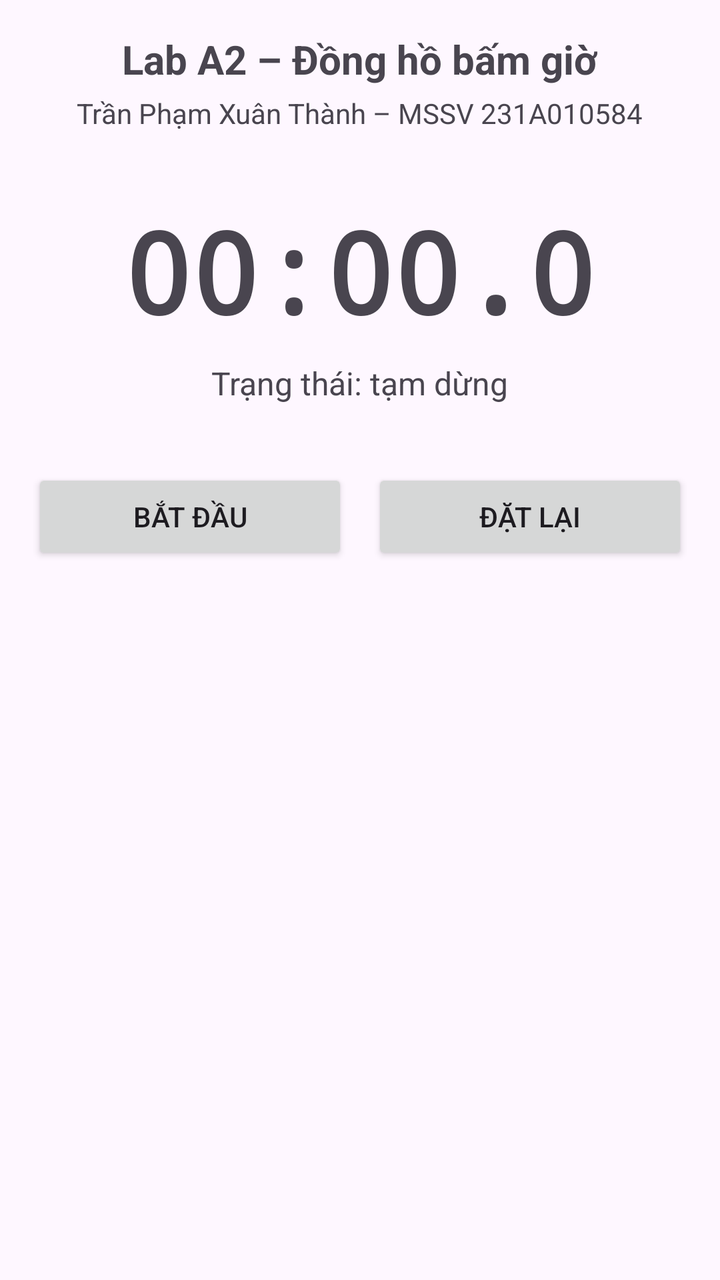
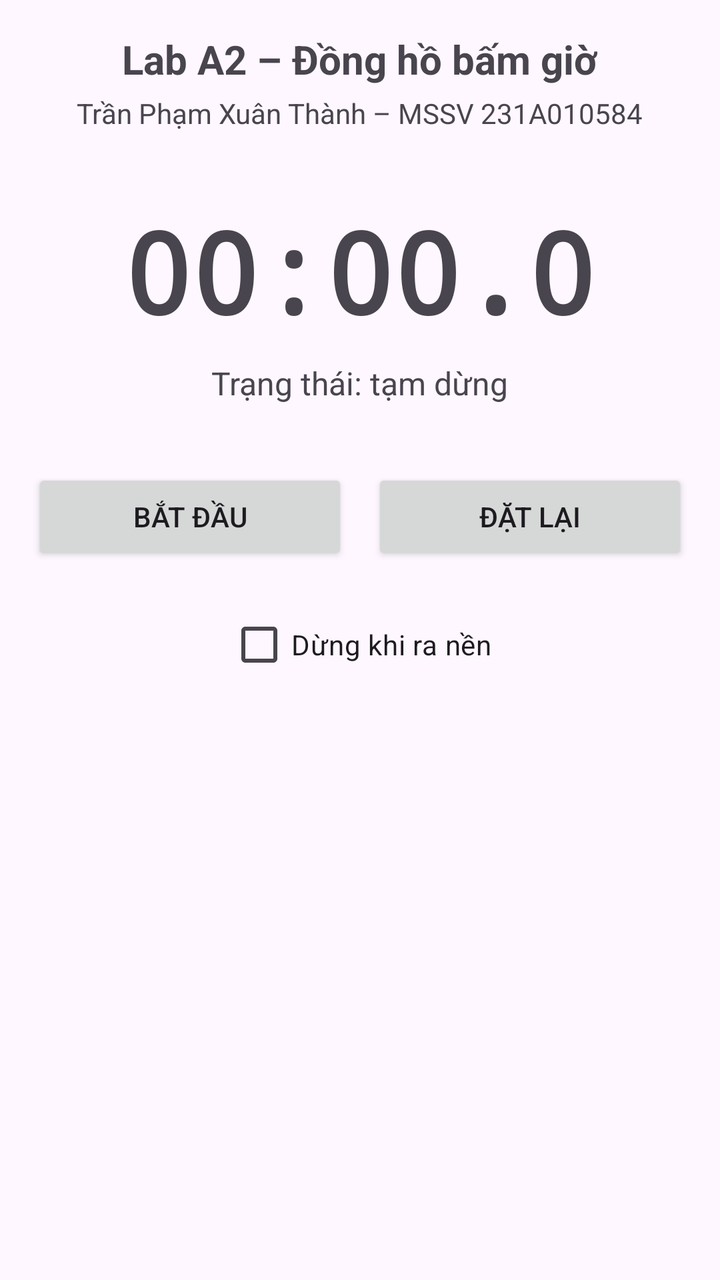

Compare the two renders of this Android layout. The source of the first and the diff that turns it into the second are given below.
<!-- AndroidManifest.xml: application theme Theme.A2_231A010584 -->
<!-- res/layout/activity_main.xml -->
<?xml version="1.0" encoding="utf-8"?>
<LinearLayout xmlns:android="http://schemas.android.com/apk/res/android"
    android:id="@+id/main"
    android:layout_width="match_parent"
    android:layout_height="match_parent"
    android:gravity="center_horizontal"
    android:orientation="vertical"
    android:padding="16dp">

    <TextView
        android:layout_width="wrap_content"
        android:layout_height="wrap_content"
        android:text="@string/title"
        android:textSize="20sp"
        android:textStyle="bold" />

    <TextView
        android:layout_width="wrap_content"
        android:layout_height="wrap_content"
        android:layout_marginTop="4dp"
        android:text="@string/student" />

    <TextView
        android:id="@+id/tvTime"
        android:layout_width="wrap_content"
        android:layout_height="wrap_content"
        android:layout_marginTop="32dp"
        android:fontFamily="monospace"
        android:text="@string/zero_time"
        android:textSize="56sp"
        android:textStyle="bold" />

    <TextView
        android:id="@+id/tvStatus"
        android:layout_width="wrap_content"
        android:layout_height="wrap_content"
        android:layout_marginTop="8dp"
        android:text="@string/status_paused"
        android:textSize="16sp" />

    <LinearLayout
        android:layout_width="match_parent"
        android:layout_height="wrap_content"
        android:layout_marginTop="32dp"
        android:orientation="horizontal">

        <Button
            android:id="@+id/btnStartPause"
            android:layout_width="0dp"
            android:layout_height="wrap_content"
            android:layout_weight="1"
            android:text="@string/start" />

        <Button
            android:id="@+id/btnReset"
            android:layout_width="0dp"
            android:layout_height="wrap_content"
            android:layout_marginStart="12dp"
            android:layout_weight="1"
            android:text="@string/reset" />

    </LinearLayout>

    <TextView
        android:id="@+id/tvRecreate"
        android:layout_width="wrap_content"
        android:layout_height="wrap_content"
        android:layout_marginTop="24dp"
        android:textSize="14sp" />

</LinearLayout>
<!-- resources referenced by this layout -->
<resources>
  <string name="reset">Đặt lại</string>
  <string name="start">Bắt đầu</string>
  <string name="status_paused">Trạng thái: tạm dừng</string>
  <string name="student">Trần Phạm Xuân Thành – MSSV 231A010584</string>
  <string name="title">Lab A2 – Đồng hồ bấm giờ</string>
  <string name="zero_time">00:00.0</string>
  <style name="Theme.A2_231A010584" parent="Base.Theme.A2_231A010584" />
  <style name="Base.Theme.A2_231A010584" parent="Theme.Material3.DayNight.NoActionBar">
          
          
      </style>
</resources>

<!-- the commit's change to res/layout/activity_main.xml (unified diff, before → after) -->
@@ -60,7 +60,12 @@
             android:text="@string/reset" />
 
     </LinearLayout>
-
+    <CheckBox
+        android:id="@+id/cbStopBackground"
+        android:layout_width="wrap_content"
+        android:layout_height="wrap_content"
+        android:layout_marginTop="16dp"
+        android:text="@string/stop_background" />
     <TextView
         android:id="@+id/tvRecreate"
         android:layout_width="wrap_content"
<!-- resource entries referenced after the edit -->
@@ -3,6 +3,7 @@
   <string name="reset">Đặt lại</string>
   <string name="start">Bắt đầu</string>
   <string name="status_paused">Trạng thái: tạm dừng</string>
+  <string name="stop_background">Dừng khi ra nền</string>
   <string name="student">Trần Phạm Xuân Thành – MSSV 231A010584</string>
   <string name="title">Lab A2 – Đồng hồ bấm giờ</string>
   <string name="zero_time">00:00.0</string>
